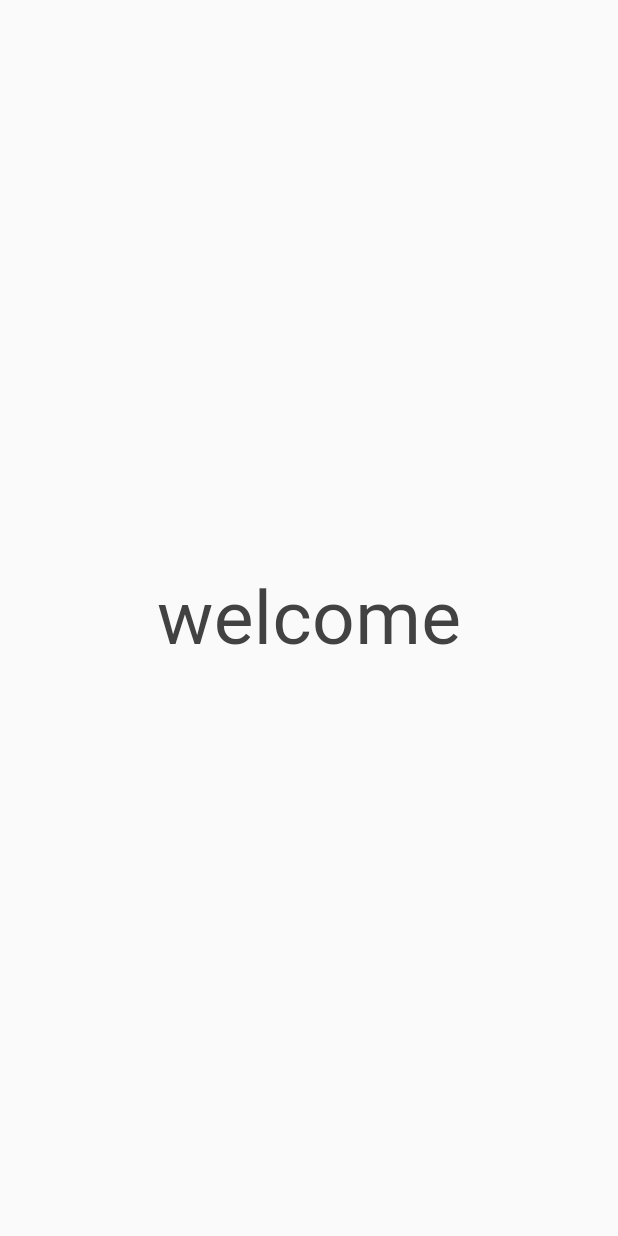
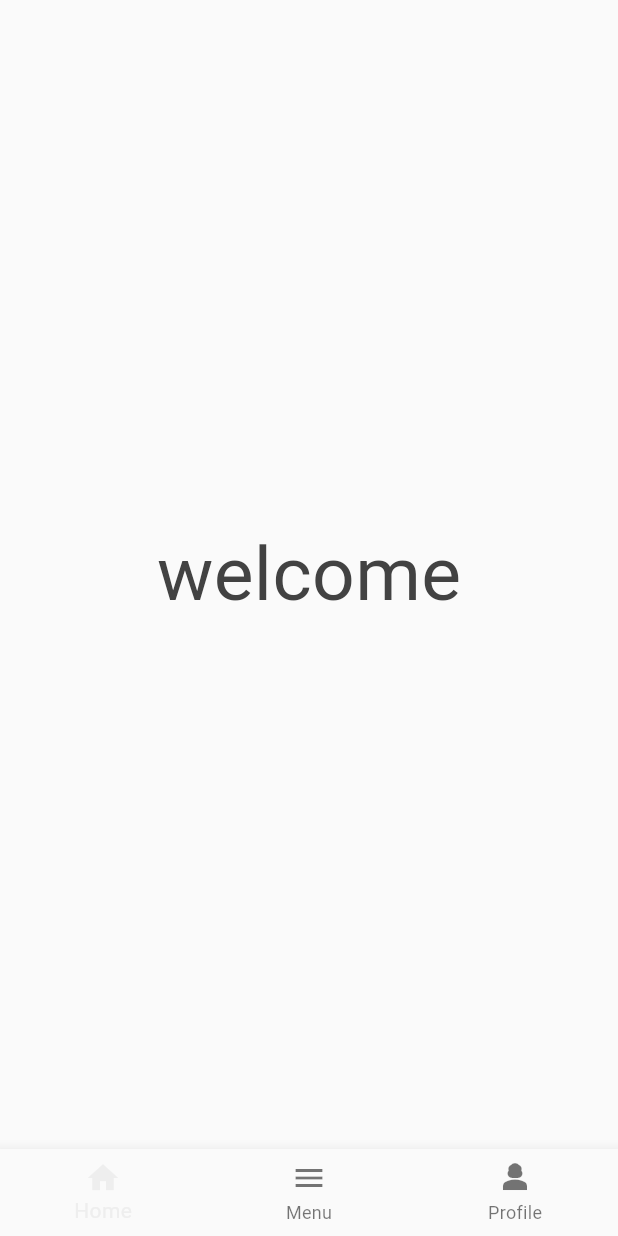
Before and after one commit to ForcesR2N/flutter_firebase, a Flutter app: the screen it shows after launch, on a phone screen of 412 x 824 dp. Run offline on Flutter 3.47's test engine with Material 3 defaults, Android fonts, the phone set to English and light mode, and no system bars.

Commit message:
creat bottom nav

```diff
--- a/lib/pages/home_page.dart
+++ b/lib/pages/home_page.dart
@@ -1,14 +1,45 @@
 import 'package:flutter/material.dart';
 
-class MyHome extends StatelessWidget {
-  const MyHome({super.key});
+class MyHome extends StatefulWidget {
+  const MyHome({Key? key}) : super(key: key);
+
+  @override
+  _MyHomePage createState() => _MyHomePage();
+}
+
+class _MyHomePage extends State<MyHome> {
+  int _selectedIndex = 0;
+
+  void _navigateBottonBar(int index) {
+    setState(() {
+      _selectedIndex = index;
+    });
+  }
 
   @override
   Widget build(BuildContext context) {
     return Scaffold(
-      body: Center(
-        child: Text('welcome', style: TextStyle(fontSize: 50),),
+      body: const Center(
+        child: Text(
+          'welcome',
+          style: TextStyle(fontSize: 50),
+        ),
       ),
+      bottomNavigationBar: BottomNavigationBar(
+          currentIndex: _selectedIndex,
+          onTap: _navigateBottonBar,
+          type: BottomNavigationBarType.fixed,
+          items: [
+            BottomNavigationBarItem(
+              icon: const Icon(Icons.home),
+              label: 'Home',
+            ),
+            BottomNavigationBarItem(icon: Icon(Icons.menu),
+             label: 'Menu'),
+            BottomNavigationBarItem(
+                icon: Icon(Icons.person_3_sharp),
+            label: 'Profile'),
+          ]),
     );
   }
 }
```
